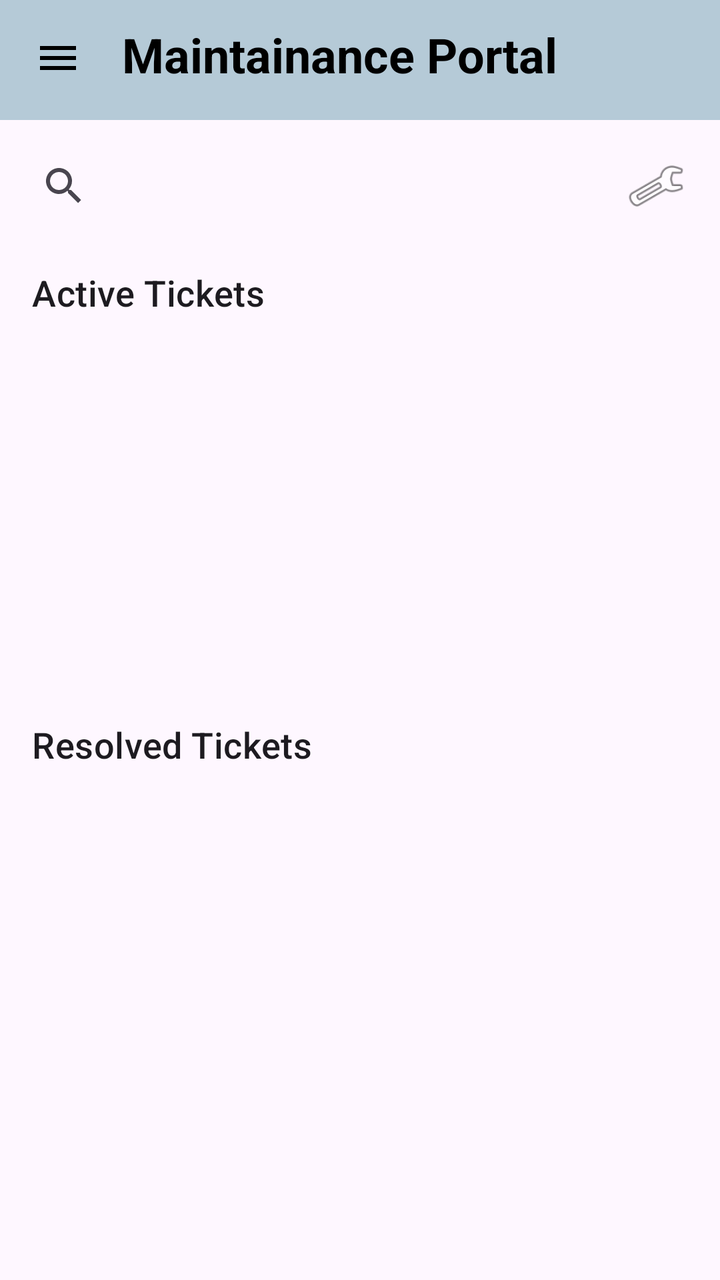
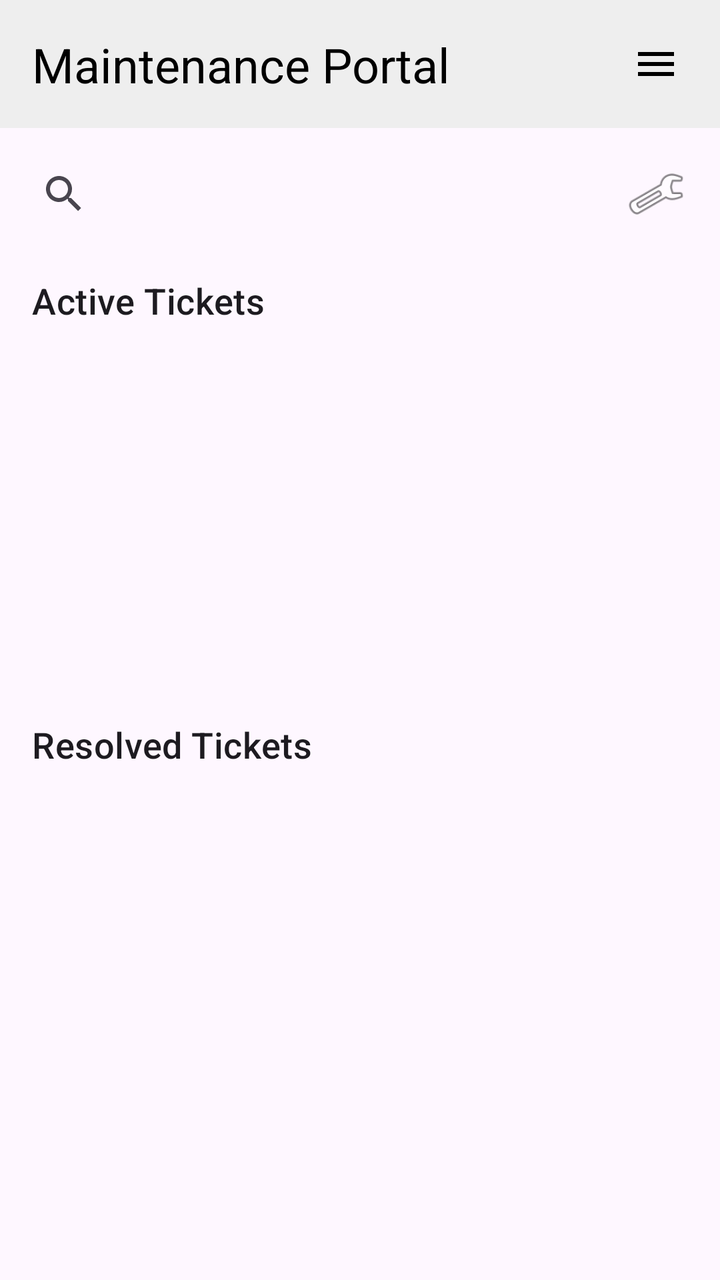

An Android layout rendered at two revisions. The XML below is the earlier revision; the diff shows what the commit changed to produce the second picture.
<!-- AndroidManifest.xml: application theme Theme.CampusFix -->
<!-- res/layout/activity_maintainance_task.xml -->
<?xml version="1.0" encoding="utf-8"?>
<androidx.constraintlayout.widget.ConstraintLayout xmlns:android="http://schemas.android.com/apk/res/android"
    android:layout_width="match_parent"
    android:layout_height="match_parent"
    xmlns:app="http://schemas.android.com/apk/res-auto">
    
    <LinearLayout
        android:id="@+id/topBar"
        android:layout_width="match_parent"
        android:layout_height="60dp"
        android:background="@color/material_dynamic_secondary80"
        android:orientation="horizontal"
        android:gravity="start"
        android:padding="5dp"
        app:layout_constraintTop_toTopOf="parent"
        >
        <ImageView
            android:id="@+id/ivClose"
            android:layout_width="48dp"
            android:layout_height="48dp"
            android:layout_marginEnd="8dp"
            android:contentDescription="Close button"
            android:padding="12dp"
            android:src="@drawable/ic_menu"
            />
        <TextView
            android:id="@+id/tvReportTitle"
            android:layout_width="wrap_content"
            android:layout_height="wrap_content"
            android:layout_marginTop="6dp"
            android:text="Maintainance Portal"
            android:textColor="@android:color/black"
            android:textSize="24sp"
            android:textStyle="bold"
            />
    </LinearLayout>

    <LinearLayout
        android:id="@+id/ll_search_bar"
        android:layout_width="match_parent"
        android:layout_height="wrap_content"
        android:layout_margin="8dp"
        app:layout_constraintTop_toBottomOf="@id/topBar"
        android:orientation="horizontal"
        android:gravity="center_vertical"
        >
        <SearchView
            android:id="@+id/search_bar"
            android:layout_width="0dp"
            android:layout_weight=".6"
            android:layout_height="50dp"
            android:layout_gravity="fill_horizontal"
            />
        <ImageView
            android:layout_width="30dp"
            android:layout_height="30dp"
            android:layout_margin="9dp"
            android:id="@+id/ic_filter"
            android:src="@android:drawable/ic_menu_preferences"
            android:contentDescription="filter icon"/>
    </LinearLayout>

    <androidx.constraintlayout.widget.Guideline
        android:id="@+id/midGuideline"
        android:layout_width="wrap_content"
        android:layout_height="wrap_content"
        android:orientation="horizontal"
        app:layout_constraintGuide_percent="0.55" />

    <TextView
        android:id="@+id/tvActiveHeader"
        android:layout_width="0dp"
        android:layout_height="wrap_content"
        android:layout_marginStart="16dp"
        android:layout_marginTop="16dp"
        android:text="Active Tickets"
        android:textSize="18sp"
        android:textAppearance="?attr/textAppearanceTitleMedium"
        app:layout_constraintEnd_toEndOf="parent"
        app:layout_constraintStart_toStartOf="parent"
        app:layout_constraintTop_toBottomOf="@id/ll_search_bar" />

    <androidx.recyclerview.widget.RecyclerView
        android:id="@+id/rvActive"
        android:layout_width="0dp"
        android:layout_height="0dp"
        android:clipToPadding="false"
        android:orientation="vertical"
        android:paddingHorizontal="16dp"
        android:paddingVertical="8dp"
        app:layoutManager="androidx.recyclerview.widget.LinearLayoutManager"
        app:layout_constraintBottom_toTopOf="@id/midGuideline"
        app:layout_constraintEnd_toEndOf="parent"
        app:layout_constraintStart_toStartOf="parent"
        app:layout_constraintTop_toBottomOf="@id/tvActiveHeader" />

    <TextView
        android:id="@+id/tvActiveEmpty"
        android:layout_width="wrap_content"
        android:layout_height="wrap_content"
        android:text="No Active Tickets"
        android:visibility="gone"
        app:layout_constraintBottom_toBottomOf="@id/rvActive"
        app:layout_constraintEnd_toEndOf="@id/rvActive"
        app:layout_constraintStart_toStartOf="@id/rvActive"
        app:layout_constraintTop_toTopOf="@id/rvActive" />

    <TextView
        android:id="@+id/tvResolvedHeader"
        android:layout_width="0dp"
        android:layout_height="wrap_content"
        android:layout_marginStart="16dp"
        android:layout_marginTop="8dp"
        android:text="Resolved Tickets"
        android:textSize="18sp"
        android:textAppearance="?attr/textAppearanceTitleMedium"
        app:layout_constraintEnd_toEndOf="parent"
        app:layout_constraintStart_toStartOf="parent"
        app:layout_constraintTop_toBottomOf="@id/midGuideline" />

    <androidx.recyclerview.widget.RecyclerView
        android:id="@+id/rvResolved"
        android:layout_width="0dp"
        android:layout_height="0dp"
        android:clipToPadding="false"
        android:orientation="vertical"
        android:paddingHorizontal="16dp"
        android:paddingVertical="8dp"
        app:layoutManager="androidx.recyclerview.widget.LinearLayoutManager"
        app:layout_constraintBottom_toBottomOf="parent"
        app:layout_constraintEnd_toEndOf="parent"
        app:layout_constraintStart_toStartOf="parent"
        app:layout_constraintTop_toBottomOf="@id/tvResolvedHeader" />

    <TextView
        android:id="@+id/tvResolvedEmpty"
        android:layout_width="wrap_content"
        android:layout_height="wrap_content"
        android:text="No resolved tickets"
        android:visibility="gone"
        app:layout_constraintBottom_toBottomOf="@id/rvResolved"
        app:layout_constraintEnd_toEndOf="@id/rvResolved"
        app:layout_constraintStart_toStartOf="@id/rvResolved"
        app:layout_constraintTop_toTopOf="@id/rvResolved" />


</androidx.constraintlayout.widget.ConstraintLayout>
<!-- resources referenced by this layout -->
<resources>
  <!-- drawable ic_menu (drawable) -->
  <vector xmlns:android="http://schemas.android.com/apk/res/android"
      android:width="24dp"
      android:height="24dp"
      android:viewportWidth="24"
      android:viewportHeight="24"
      android:tint="#000000">
      <path
          android:fillColor="@android:color/white"
          android:pathData="M3,18h18v-2L3,16v2zM3,13h18v-2L3,11v2zM3,6v2h18L21,6L3,6z" />
  </vector>
  <style name="Theme.CampusFix" parent="Theme.Material3.Light.NoActionBar" />
</resources>

<!-- the commit's change to res/layout/activity_maintainance_task.xml (unified diff, before → after) -->
@@ -4,36 +4,40 @@
     android:layout_height="match_parent"
     xmlns:app="http://schemas.android.com/apk/res-auto">
     
-    <LinearLayout
+    <androidx.constraintlayout.widget.ConstraintLayout
         android:id="@+id/topBar"
-        android:layout_width="match_parent"
-        android:layout_height="60dp"
-        android:background="@color/material_dynamic_secondary80"
-        android:orientation="horizontal"
-        android:gravity="start"
-        android:padding="5dp"
-        app:layout_constraintTop_toTopOf="parent"
-        >
+        android:layout_width="0dp"
+        android:layout_height="64dp"
+        android:background="#EEEEEE"
+        app:layout_constraintEnd_toEndOf="parent"
+        app:layout_constraintStart_toStartOf="parent"
+        app:layout_constraintTop_toTopOf="parent">
+
+        <TextView
+            android:id="@+id/tvAppName"
+            android:layout_width="wrap_content"
+            android:layout_height="wrap_content"
+            android:layout_marginStart="16dp"
+            android:text="Maintenance Portal"
+            android:textColor="@android:color/black"
+            android:textSize="24sp"
+            app:layout_constraintBottom_toBottomOf="parent"
+            app:layout_constraintStart_toStartOf="parent"
+            app:layout_constraintTop_toTopOf="parent" />
+
         <ImageView
-            android:id="@+id/ivClose"
+            android:id="@+id/ivMenu"
             android:layout_width="48dp"
             android:layout_height="48dp"
             android:layout_marginEnd="8dp"
-            android:contentDescription="Close button"
+            android:contentDescription="Menu"
             android:padding="12dp"
             android:src="@drawable/ic_menu"
-            />
-        <TextView
-            android:id="@+id/tvReportTitle"
-            android:layout_width="wrap_content"
-            android:layout_height="wrap_content"
-            android:layout_marginTop="6dp"
-            android:text="Maintainance Portal"
-            android:textColor="@android:color/black"
-            android:textSize="24sp"
-            android:textStyle="bold"
-            />
-    </LinearLayout>
+            app:layout_constraintBottom_toBottomOf="parent"
+            app:layout_constraintEnd_toEndOf="parent"
+            app:layout_constraintTop_toTopOf="parent" />
+    </androidx.constraintlayout.widget.ConstraintLayout>
+
 
     <LinearLayout
         android:id="@+id/ll_search_bar"
@@ -143,5 +147,68 @@
         app:layout_constraintStart_toStartOf="@id/rvResolved"
         app:layout_constraintTop_toTopOf="@id/rvResolved" />
 
+    
+    <View
+        android:id="@+id/menuScrim"
+        android:layout_width="0dp"
+        android:layout_height="0dp"
+        android:clickable="true"
+        android:focusable="true"
+        android:visibility="gone"
+        app:layout_constraintBottom_toBottomOf="parent"
+        app:layout_constraintEnd_toEndOf="parent"
+        app:layout_constraintStart_toStartOf="parent"
+        app:layout_constraintTop_toBottomOf="@id/topBar" />
+
+    <com.google.android.material.card.MaterialCardView
+        android:id="@+id/menuPanel"
+        android:layout_width="200dp"
+        android:layout_height="wrap_content"
+        android:layout_marginTop="4dp"
+        android:layout_marginEnd="8dp"
+        android:visibility="gone"
+        app:cardCornerRadius="12dp"
+        app:cardElevation="8dp"
+        app:layout_constraintEnd_toEndOf="parent"
+        app:layout_constraintTop_toBottomOf="@id/topBar">
+
+        <LinearLayout
+            android:layout_width="match_parent"
+            android:layout_height="wrap_content"
+            android:orientation="vertical"
+            android:paddingVertical="4dp">
+
+            <com.google.android.material.button.MaterialButton
+                android:id="@+id/btnMenuProfile"
+                style="@style/Widget.Material3.Button.TextButton"
+                android:layout_width="match_parent"
+                android:layout_height="wrap_content"
+                android:gravity="start|center_vertical"
+                android:text="Profile" />
+
+            <com.google.android.material.button.MaterialButton
+                android:id="@+id/btnMenuMyReports"
+                style="@style/Widget.Material3.Button.TextButton"
+                android:layout_width="match_parent"
+                android:layout_height="wrap_content"
+                android:gravity="start|center_vertical"
+                android:text="My Tickets" />
+
+            <View
+                android:layout_width="match_parent"
+                android:layout_height="1dp"
+                android:layout_marginVertical="4dp"
+                android:background="@android:color/darker_gray" />
+
+            <com.google.android.material.button.MaterialButton
+                android:id="@+id/btnMenuLogout"
+                style="@style/Widget.Material3.Button.TextButton"
+                android:layout_width="match_parent"
+                android:layout_height="wrap_content"
+                android:gravity="start|center_vertical"
+                android:text="Logout"
+                android:textColor="@android:color/holo_red_dark" />
+        </LinearLayout>
+    </com.google.android.material.card.MaterialCardView>
 
 </androidx.constraintlayout.widget.ConstraintLayout>
